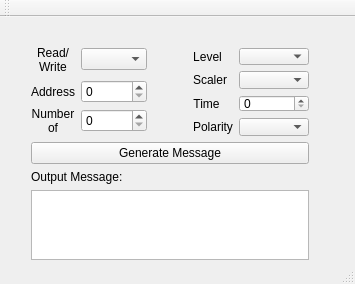
The window that src/Window_MunkPowerSupply/mainwindow.ui (dmherrington/ECM-Control-System) describes before a commit, drawn with Qt 5.
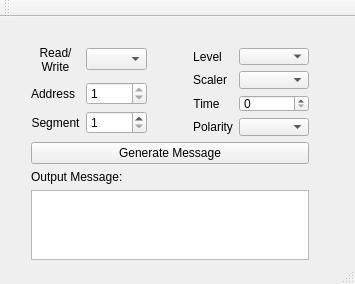
The same window after the commit.

The edit to the form file:
```diff
--- a/src/Window_MunkPowerSupply/mainwindow.ui
+++ b/src/Window_MunkPowerSupply/mainwindow.ui
@@ -14,7 +14,7 @@
    <string>MainWindow</string>
   </property>
   <widget class="QWidget" name="centralWidget">
-   <widget class="QWidget" name="">
+   <widget class="QWidget" name="layoutWidget">
     <property name="geometry">
      <rect>
       <x>20</x>
@@ -64,15 +64,29 @@
           </widget>
          </item>
          <item row="2" column="1">
-          <widget class="QSpinBox" name="spinBox_address"/>
+          <widget class="QSpinBox" name="spinBox_address">
+           <property name="minimum">
+            <number>1</number>
+           </property>
+           <property name="maximum">
+            <number>1</number>
+           </property>
+          </widget>
          </item>
          <item row="4" column="1">
-          <widget class="QSpinBox" name="spinBox_nosegments"/>
+          <widget class="QSpinBox" name="spinBox_nosegments">
+           <property name="minimum">
+            <number>1</number>
+           </property>
+           <property name="maximum">
+            <number>16</number>
+           </property>
+          </widget>
          </item>
          <item row="4" column="0">
           <widget class="QLabel" name="label">
            <property name="text">
-            <string>Number of Segments</string>
+            <string>Segment</string>
            </property>
            <property name="alignment">
             <set>Qt::AlignCenter</set>
```
